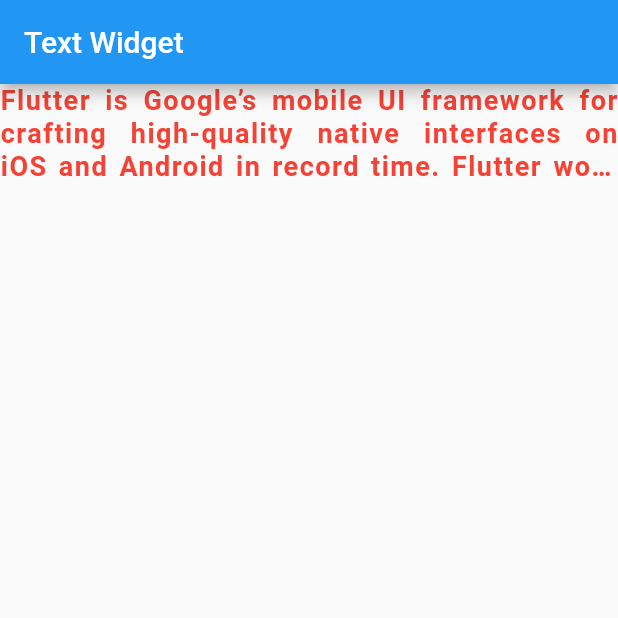
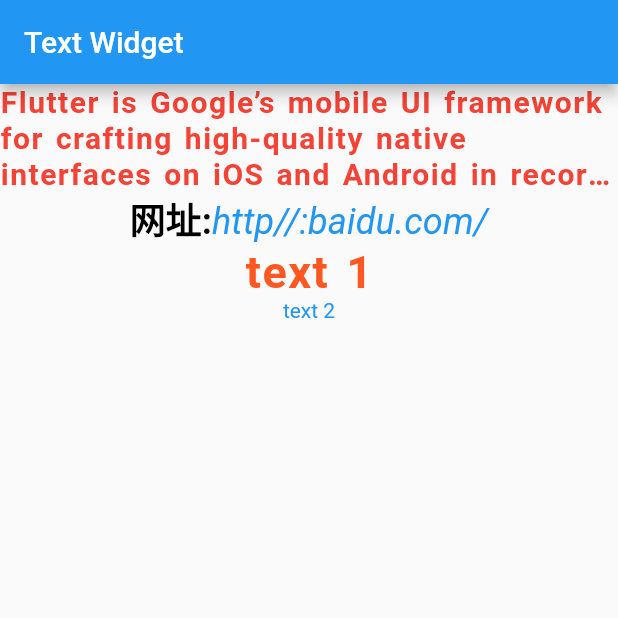
Before and after one commit to yuzhiqiang1993/Flutter_Sample, a Flutter app: the screen it shows after launch, on a phone screen of 412 x 824 dp, the top half of it. Run offline on Flutter 3.47's test engine with Material 2 defaults, Android fonts, the phone set to English and light mode, and no system bars.

Commit message:
完善Text Widget示例

```diff
--- a/flutter_sample/lib/widget/basic/text.dart
+++ b/flutter_sample/lib/widget/basic/text.dart
@@ -3,7 +3,13 @@ import 'package:flutter/material.dart';
 class MyText extends StatelessWidget {
   @override
   Widget build(BuildContext context) {
-    return NormalText();
+    return Column(
+      children: <Widget>[
+        NormalText(),
+        MyTextSpan(),
+        MyDefaultStyleText(),
+      ],
+    );
   }
 }
 
@@ -17,12 +23,12 @@ class NormalText extends StatelessWidget {
       "Flutter is Google’s mobile UI framework for crafting high-quality native interfaces on iOS and Android in record time. Flutter works with existing code, is used by developers and organizations around the world, and is free and open source.",
       style: TextStyle(
           color: Colors.red,
-          fontSize: 18,
+          fontSize: 20,
           letterSpacing: 1,
           wordSpacing: 2,
           height: 1.2,
           fontWeight: FontWeight.w600),
-      textAlign: TextAlign.justify,
+      textAlign: TextAlign.left,
       maxLines: 3,
       overflow: TextOverflow.ellipsis,
     );
@@ -32,16 +38,26 @@ class NormalText extends StatelessWidget {
 /*TextSpan
 * 文本片段，可以对文本片段单独设置样式
 * */
-class MySpanText extends StatelessWidget {
+class MyTextSpan extends StatelessWidget {
   @override
   Widget build(BuildContext context) {
     return Text.rich(
       TextSpan(
         children: [
-          TextSpan(text: "网址:"),
+          TextSpan(
+              text: "网址:",
+              style: TextStyle(
+                color: Colors.black,
+                fontSize: 24,
+                fontWeight: FontWeight.bold,
+              )),
           TextSpan(
             text: "http//:baidu.com/",
-            style: TextStyle(color: Colors.blue),
+            style: TextStyle(
+              color: Colors.blue,
+              fontSize: 24,
+              fontStyle: FontStyle.italic,
+            ),
           ),
         ],
       ),
@@ -54,17 +70,34 @@ class MyDefaultStyleText extends StatelessWidget {
   @override
   Widget build(BuildContext context) {
     return DefaultTextStyle(
+        /*这里我们设置了一些默认的样式*/
         textAlign: TextAlign.left,
         style: TextStyle(
-        fontSize: 18,
+          fontSize: 30,
           color: Colors.grey,
           letterSpacing: 1,
-        fontWeight: FontWeight.w500,
+          wordSpacing: 3,
+          fontWeight: FontWeight.bold,
         ),
+        /*子节点就会默认继承父节点的样式，如果子节点重新设置了父节点中已设置的样式，那么以子节点设置的样式为准*/
         child: Column(
-        children: <Widget>[NormalText(), MySpanText()],
+          children: <Widget>[
+            Text(
+              "text 1",
+              style: TextStyle(
+                /*这里我们重新指定一下颜色，那么最终的颜色就以子节点的设置为准*/
+                color: Colors.deepOrange,
               ),
-    );
+            ),
+            Text(
+              "text 2",
+              style: TextStyle(
+                inherit: false, //inherit设为false表示不继承父节点默认样式，默认值为true
+                color: Colors.blue,
+              ),
+            ),
+          ],
+        ));
     ;
   }
 }
```
Lines whose indentation alone changed are shown as unchanged.
